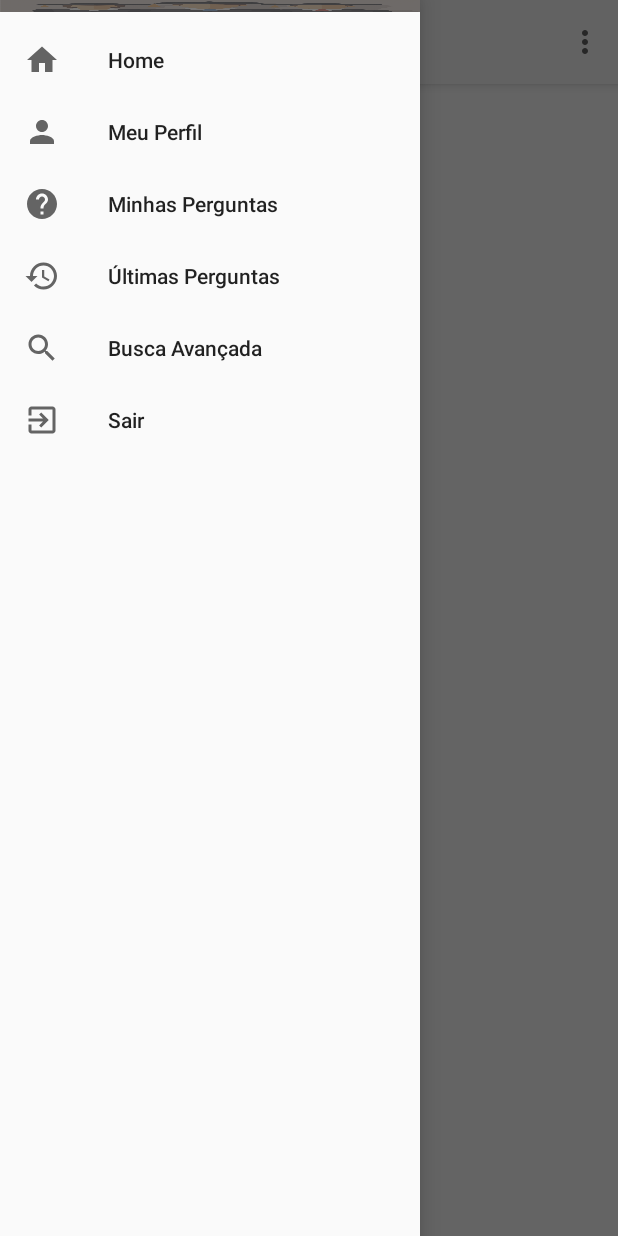
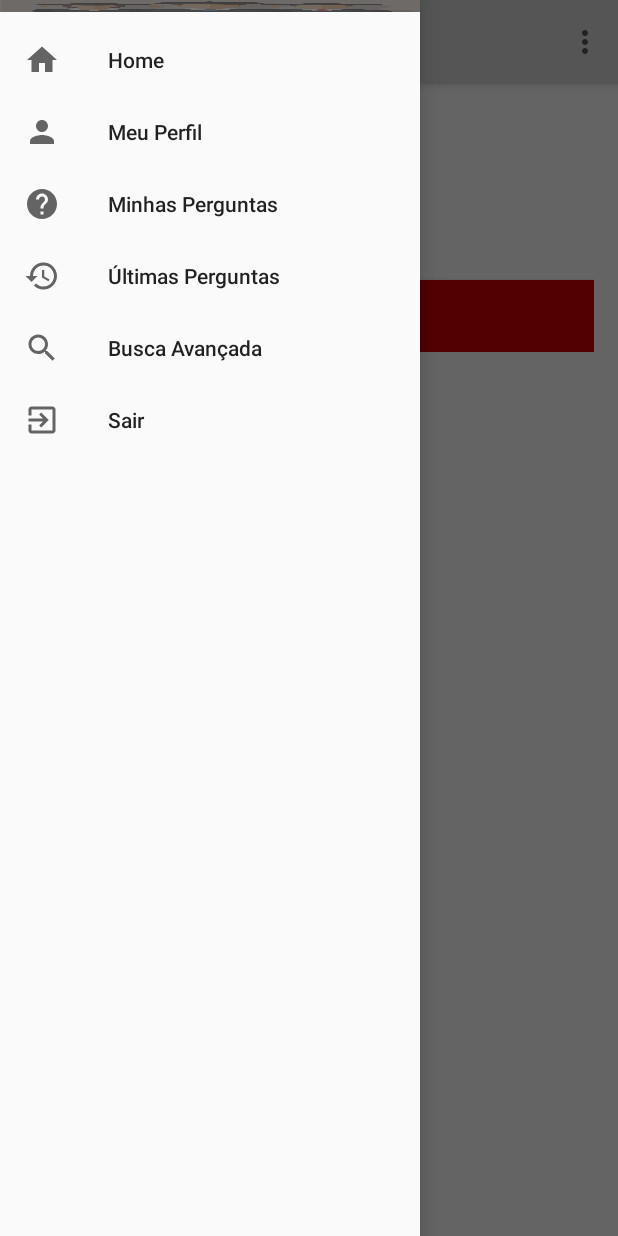
Before and after one commit to andrelmlins/universitynd, an Android app: the fragment DuvidaFragment placed in its activity, with the side drawer open, on a phone screen of 412 x 824 dp. Run offline under Robolectric (Android 15) with nearby library versions, the phone set to English and light mode, and no system bars; our stand-ins replace Picasso; libraries missing offline, so code that uses them is left out: com.mikhaellopez.circularimageview; plain views replace CircularImageView; pictures from the network do not load; 13 statements that could not run were skipped.

Commit message:
Ajustes e Rotação de Tela

```diff
--- a/app/src/main/java/br/ufrpe/universitynd/Main.java
+++ b/app/src/main/java/br/ufrpe/universitynd/Main.java
@@ -2,17 +2,26 @@ package br.ufrpe.universitynd;
 
 import android.content.Intent;
 import android.content.SharedPreferences;
+import android.graphics.Color;
+import android.graphics.drawable.ColorDrawable;
+import android.os.Build;
 import android.os.Bundle;
+import android.support.annotation.RequiresApi;
+import android.support.v4.app.Fragment;
 import android.support.v4.app.FragmentManager;
 import android.support.design.widget.NavigationView;
 import android.support.v4.view.GravityCompat;
 import android.support.v4.widget.DrawerLayout;
+import android.support.v7.app.ActionBar;
 import android.support.v7.app.ActionBarDrawerToggle;
 import android.support.v7.app.AppCompatActivity;
 import android.support.v7.widget.Toolbar;
+import android.text.Html;
 import android.view.Menu;
 import android.view.MenuItem;
 import android.view.View;
+import android.view.Window;
+import android.view.WindowManager;
 import android.widget.EditText;
 import android.widget.TextView;
 
@@ -21,9 +30,9 @@ import com.squareup.picasso.Picasso;
 
 import br.ufrpe.universitynd.fragments.HomeFragment;
 
-public class Main extends AppCompatActivity
-        implements NavigationView.OnNavigationItemSelectedListener {
-
+public class Main extends AppCompatActivity implements NavigationView.OnNavigationItemSelectedListener {
+    private ActionBar actionBar;
+    private Fragment mContent;
     @Override
     protected void onCreate(Bundle savedInstanceState) {
         super.onCreate(savedInstanceState);
@@ -38,6 +47,8 @@ public class Main extends AppCompatActivity
         drawer.setDrawerListener(toggle);
         toggle.syncState();
 
+        actionBar = getSupportActionBar();
+
         NavigationView navigationView = (NavigationView) findViewById(R.id.nav_view);
         navigationView.setNavigationItemSelectedListener(this);
         View header = navigationView.getHeaderView(0);
@@ -49,8 +60,14 @@ public class Main extends AppCompatActivity
         user_name.setText(preferences.getString("fullname", ""));
         user_email.setText(preferences.getString("email",""));
 
-        FragmentManager fm = getSupportFragmentManager();
-        fm.beginTransaction().replace(R.id.content_fragment, new HomeFragment()).commit();
+        if (savedInstanceState == null) {
+            FragmentManager fm = getSupportFragmentManager();
+            fm.beginTransaction().replace(R.id.content_fragment, new HomeFragment(),"fragment").commit();
+        } else {
+            mContent = getSupportFragmentManager().findFragmentByTag("fragment");
+        }
+
+
     }
 
     @Override
@@ -105,4 +122,36 @@ public class Main extends AppCompatActivity
         drawer.closeDrawer(GravityCompat.START);
         return true;
     }
+
+    @Override
+    protected void onSaveInstanceState(Bundle outState) {
+        super.onSaveInstanceState(outState);
+    }
+
+    @Override
+    public void onRestoreInstanceState(Bundle inState){
+        mContent = getSupportFragmentManager().getFragment(inState,"fragment");
+    }
+
+    public void setColor(String[] color){
+        if (Build.VERSION.SDK_INT >= Build.VERSION_CODES.LOLLIPOP) {
+            Window window = getWindow();
+            window.addFlags(WindowManager.LayoutParams.FLAG_DRAWS_SYSTEM_BAR_BACKGROUNDS);
+            window.setStatusBarColor(Color.parseColor(color[1]));
+            actionBar.setBackgroundDrawable(new ColorDrawable(Color.parseColor(color[0])));
+        }
+    }
+    public void setColor(){
+        if (Build.VERSION.SDK_INT >= Build.VERSION_CODES.M) {
+            Window window = getWindow();
+            window.addFlags(WindowManager.LayoutParams.FLAG_DRAWS_SYSTEM_BAR_BACKGROUNDS);
+            window.setStatusBarColor(getColor(R.color.colorPrimaryDark));
+            actionBar.setBackgroundDrawable(new ColorDrawable(getColor(R.color.colorPrimary)));
+        } else if (Build.VERSION.SDK_INT >= Build.VERSION_CODES.LOLLIPOP) {
+            Window window = getWindow();
+            window.addFlags(WindowManager.LayoutParams.FLAG_DRAWS_SYSTEM_BAR_BACKGROUNDS);
+            window.setStatusBarColor(Color.parseColor("#a11a20"));
+            actionBar.setBackgroundDrawable(new ColorDrawable(Color.parseColor("#ca2129")));
+        }
+    }
 }
--- a/app/src/main/java/br/ufrpe/universitynd/fragments/DuvidaFragment.java
+++ b/app/src/main/java/br/ufrpe/universitynd/fragments/DuvidaFragment.java
@@ -10,6 +10,7 @@ import android.widget.EditText;
 import android.widget.LinearLayout;
 import android.widget.TextView;
 
+import br.ufrpe.universitynd.Main;
 import br.ufrpe.universitynd.R;
 import br.ufrpe.universitynd.models.Duvida;
 
@@ -27,7 +28,9 @@ public class DuvidaFragment extends Fragment {
     private Button btnCancelar;
     private TextView nome;
     private TextView data;
+    private TextView assunto;
     private TextView descricao;
+    private TextView interessado;
 
     @Override
     public void onCreate(Bundle savedInstanceState) {
@@ -39,8 +42,10 @@ public class DuvidaFragment extends Fragment {
     public View onCreateView(LayoutInflater inflater, ViewGroup container, Bundle savedInstanteState){
 
         this.rootView = inflater.inflate(R.layout.duvida_fragment,container,false);
+        this.duvida = (Duvida) this.getArguments().get("duvida");
 
-        this.duvida = (Duvida) this.getArguments().get("duvida");
+        ((Main)getActivity()).setColor(this.duvida.getColor());
+
         this.btnResponder = (Button) this.rootView.findViewById(R.id.btnShowResposta);
         this.llResposta = (LinearLayout) this.rootView.findViewById(R.id.llResposta);
         this.edtResposta = (EditText) this.rootView.findViewById(R.id.edtResposta);
@@ -49,6 +54,8 @@ public class DuvidaFragment extends Fragment {
         this.nome = (TextView) this.rootView.findViewById(R.id.DuvidaNome);
         this.data = (TextView) this.rootView.findViewById(R.id.DuvidaData);
         this.descricao = (TextView) this.rootView.findViewById(R.id.DuvidaDescricao);
+        this.assunto = (TextView) this.rootView.findViewById(R.id.DuvidaAssunto);
+        this.interessado = (TextView) this.rootView.findViewById(R.id.DuvidaInteressado);
 
         // Mostra o formulario de Resposta
         this.btnResponder.setOnClickListener(new View.OnClickListener() {
@@ -71,6 +78,8 @@ public class DuvidaFragment extends Fragment {
         this.nome.setText(this.duvida.getNome());
         this.data.setText(this.duvida.getDataFormatada(this.duvida.getData()));
         this.descricao.setText(this.duvida.getConteudo());
+        this.assunto.setText(getString(R.string.assunto)+": "+this.duvida.getAssunto());
+        this.interessado.setText(this.duvida.getInteressado());
         getActivity().setTitle(this.duvida.getNome());
         return this.rootView;
     }
--- a/app/src/main/java/br/ufrpe/universitynd/fragments/HomeFragment.java
+++ b/app/src/main/java/br/ufrpe/universitynd/fragments/HomeFragment.java
@@ -7,6 +7,7 @@ import android.view.LayoutInflater;
 import android.view.View;
 import android.view.ViewGroup;
 
+import br.ufrpe.universitynd.Main;
 import br.ufrpe.universitynd.R;
 
 /**
@@ -29,6 +30,7 @@ public class HomeFragment extends Fragment implements View.OnClickListener{
     public View onCreateView(LayoutInflater inflater, ViewGroup container, Bundle savedInstanteState){
         this.rootView = inflater.inflate(R.layout.home_fragment,container,false);
         getActivity().setTitle("UniversityNd");
+        ((Main)getActivity()).setColor();
         this.publique_duvida = (CardView) this.rootView.findViewById(R.id.publique_duvida);
         this.ultimas_duvidas = (CardView) this.rootView.findViewById(R.id.ultimas_duvidas);
         this.busca_avancada = (CardView) this.rootView.findViewById(R.id.busca_avancada);
@@ -42,7 +44,7 @@ public class HomeFragment extends Fragment implements View.OnClickListener{
     @Override
     public void onClick(View v) {
         if(v.getId()==R.id.publique_duvida){
-            getActivity().getSupportFragmentManager().beginTransaction().replace(R.id.content_fragment, new DuvidaFormularioFragment()).addToBackStack("").commit();
+            getActivity().getSupportFragmentManager().beginTransaction().replace(R.id.content_fragment, new PublicarDuvidaFragment()).addToBackStack("").commit();
         } else if(v.getId()==R.id.ultimas_duvidas){
             getActivity().getSupportFragmentManager().beginTransaction().replace(R.id.content_fragment, new DuvidasFragment()).addToBackStack("").commit();
         } else if (v.getId() == R.id.busca_avancada){
--- a/app/src/main/java/br/ufrpe/universitynd/fragments/MeuPerfilFragment.java
+++ b/app/src/main/java/br/ufrpe/universitynd/fragments/MeuPerfilFragment.java
@@ -11,6 +11,7 @@ import android.widget.ListView;
 import java.util.ArrayList;
 import java.util.List;
 
+import br.ufrpe.universitynd.Main;
 import br.ufrpe.universitynd.R;
 import br.ufrpe.universitynd.adapters.AdapterDuvidas;
 import br.ufrpe.universitynd.models.Duvida;
@@ -30,6 +31,7 @@ public class MeuPerfilFragment extends Fragment {
     public View onCreateView(LayoutInflater inflater, ViewGroup container, Bundle savedInstanteState){
         this.rootView = inflater.inflate(R.layout.perfil_fragment,container,false);
         getActivity().setTitle(R.string.perfil);
+        ((Main)getActivity()).setColor();
         return this.rootView;
     }
 }
--- a/app/src/main/java/br/ufrpe/universitynd/fragments/DuvidaFormularioFragment.java
+++ b/app/src/main/java/br/ufrpe/universitynd/fragments/PublicarDuvidaFragment.java
@@ -24,6 +24,7 @@ import java.util.Date;
 import java.text.ParseException;
 import java.text.SimpleDateFormat;
 
+import br.ufrpe.universitynd.Main;
 import br.ufrpe.universitynd.R;
 import br.ufrpe.universitynd.models.Duvida;
 import br.ufrpe.universitynd.utils.MultiSpinner;
@@ -33,7 +34,7 @@ import br.ufrpe.universitynd.utils.Requests;
  * Created by Danielly Queiroz on 24/11/2017.
  */
 
-public class DuvidaFormularioFragment extends Fragment implements View.OnClickListener, AdapterView.OnItemSelectedListener, Response.ErrorListener, Response.Listener<JSONObject> {
+public class PublicarDuvidaFragment extends Fragment implements View.OnClickListener, AdapterView.OnItemSelectedListener, Response.ErrorListener, Response.Listener<JSONObject> {
     private View rootView;
     private Button enviar;
     private Spinner assunto;
@@ -53,6 +54,7 @@ public class DuvidaFormularioFragment extends Fragment implements View.OnClickLi
     public View onCreateView(LayoutInflater inflater, ViewGroup container, Bundle savedInstanteState){
         this.rootView = inflater.inflate(R.layout.duvida_form_fragment,container,false);
         getActivity().setTitle(R.string.dizDuviva);
+        ((Main)getActivity()).setColor();
         this.requests = Requests.getInstance(getActivity());
 
         enviar = (Button) this.rootView.findViewById(R.id.enviar);
@@ -77,7 +79,7 @@ public class DuvidaFormularioFragment extends Fragment implements View.OnClickLi
             duvida.put("conteudo",this.conteudo.getText());
             duvida.put("assunto",this.assunto.getSelectedItem().toString());
             duvida.put("disciplina",this.disciplina.getSelectedItem().toString());
-            duvida.put("interessado",this.disciplina.getSelectedItem().toString());
+            duvida.put("interessado",this.interessado.getSelectedItem().toString());
             duvida.put("token",preferences.getString("token", ""));
             requests.post("duvidas",duvida,this,this);
         } catch (JSONException e) {
--- a/app/src/main/res/layout/duvida_fragment.xml
+++ b/app/src/main/res/layout/duvida_fragment.xml
@@ -4,13 +4,20 @@
 
     <LinearLayout android:orientation="vertical" android:layout_width="match_parent"
         android:layout_height="wrap_content" android:padding="16dp">
-
+        <TextView
+            android:id="@+id/DuvidaNome"
+            android:layout_weight="1"
+            android:layout_width="match_parent"
+            android:layout_height="wrap_content"
+            android:textSize="20dp"
+            android:textStyle="bold"
+            android:text="" />
         <LinearLayout
             android:orientation="horizontal"
             android:layout_width="match_parent"
             android:layout_height="wrap_content">
             <TextView
-                android:id="@+id/DuvidaNome"
+                android:id="@+id/DuvidaAssunto"
                 android:layout_weight="1"
                 android:layout_width="match_parent"
                 android:layout_height="wrap_content"
@@ -23,6 +30,31 @@
                 android:textAlignment="textEnd"
                 android:text="" />
         </LinearLayout>
+        <LinearLayout
+            android:layout_width="wrap_content"
+            android:layout_height="wrap_content"
+            android:paddingTop="2dp"
+            android:paddingBottom="2dp"
+            android:paddingLeft="5dp"
+            android:layout_marginBottom="5dp"
+            android:layout_marginTop="5dp"
+            android:orientation="horizontal"
+            android:background="@android:color/darker_gray"
+            android:paddingRight="5dp">
+            <ImageView
+                android:layout_width="12dp"
+                android:layout_height="12dp"
+                android:layout_marginRight="2dp"
+                android:src="@drawable/ic_person"/>
+            <TextView
+                android:layout_width="wrap_content"
+                android:layout_height="wrap_content"
+                android:textSize="10dp"
+                android:id="@+id/DuvidaInteressado"
+                android:textColor="@android:color/black"
+                android:text="Professor" />
+        </LinearLayout>
+
         <TextView
             android:id="@+id/DuvidaDescricao"
             android:layout_width="match_parent"
@@ -32,7 +64,7 @@
 
         <Button
             android:id="@+id/btnShowResposta"
-            android:layout_width="wrap_content"
+            android:layout_width="match_parent"
             android:layout_height="wrap_content"
             android:layout_marginTop="10dp"
             android:background="@android:color/holo_red_dark"
```
Also changed, not shown: app/src/main/java/br/ufrpe/universitynd/fragments/BuscaAvancadaFragment.java (+7 -3 lines), app/src/main/java/br/ufrpe/universitynd/fragments/DuvidasFragment.java (+7 -19 lines), app/src/main/java/br/ufrpe/universitynd/models/Duvida.java (+18 -2 lines), app/src/main/res/layout/adapter_duvidas.xml (+21 -4 lines), app/src/main/res/layout/busca_avancada_fragment.xml (+28 -8 lines), 2 other files.
